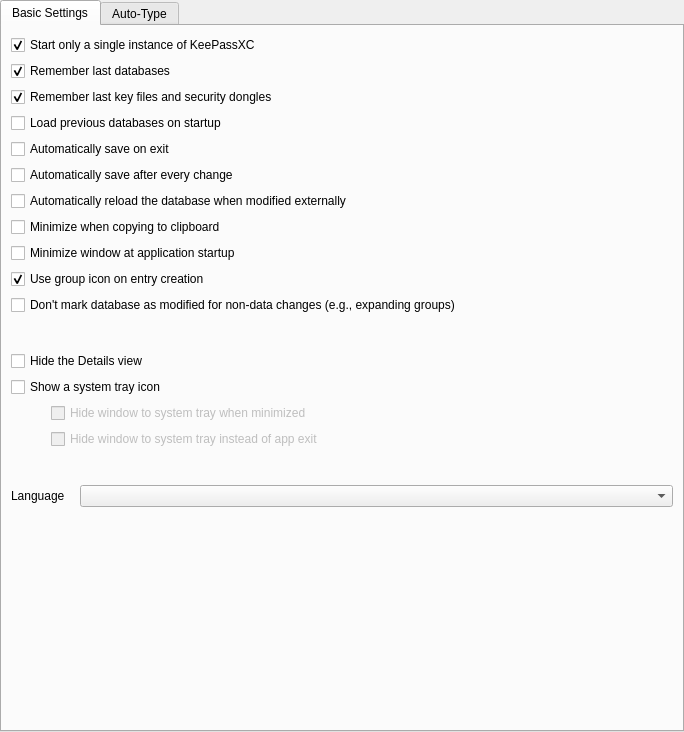
keepassxreboot/keepassxc, file src/gui/SettingsWidgetGeneral.ui: the form before one commit.
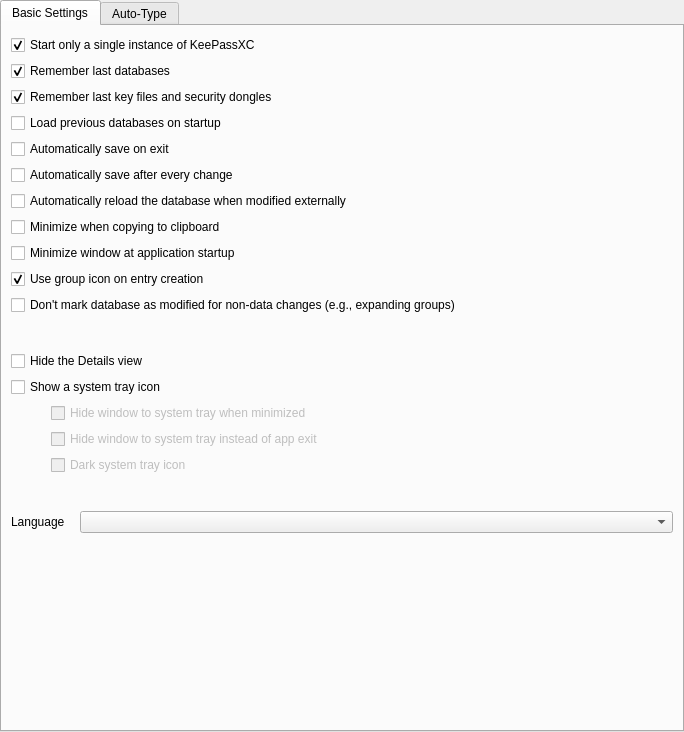
The form after the commit. Custom widgets are drawn as their Qt base class.

Commit message: Added dark tray icon parameter to settings.

```diff
--- a/src/gui/SettingsWidgetGeneral.ui
+++ b/src/gui/SettingsWidgetGeneral.ui
@@ -245,6 +245,42 @@
             </item>
            </layout>
           </item>
+          <item>
+           <layout class="QHBoxLayout" name="horizontalLayout_4">
+            <property name="spacing">
+             <number>0</number>
+            </property>
+            <property name="sizeConstraint">
+             <enum>QLayout::SetMaximumSize</enum>
+            </property>
+            <item>
+             <spacer name="horizontalSpacer_3">
+              <property name="orientation">
+               <enum>Qt::Horizontal</enum>
+              </property>
+              <property name="sizeType">
+               <enum>QSizePolicy::Fixed</enum>
+              </property>
+              <property name="sizeHint" stdset="0">
+               <size>
+                <width>40</width>
+                <height>20</height>
+               </size>
+              </property>
+             </spacer>
+            </item>
+            <item>
+             <widget class="QCheckBox" name="systrayDarkIconCheckBox">
+              <property name="enabled">
+               <bool>false</bool>
+              </property>
+              <property name="text">
+               <string>Dark system tray icon</string>
+              </property>
+             </widget>
+            </item>
+           </layout>
+          </item>
          </layout>
         </widget>
        </item>
```
The commit also changes 5 other files.
